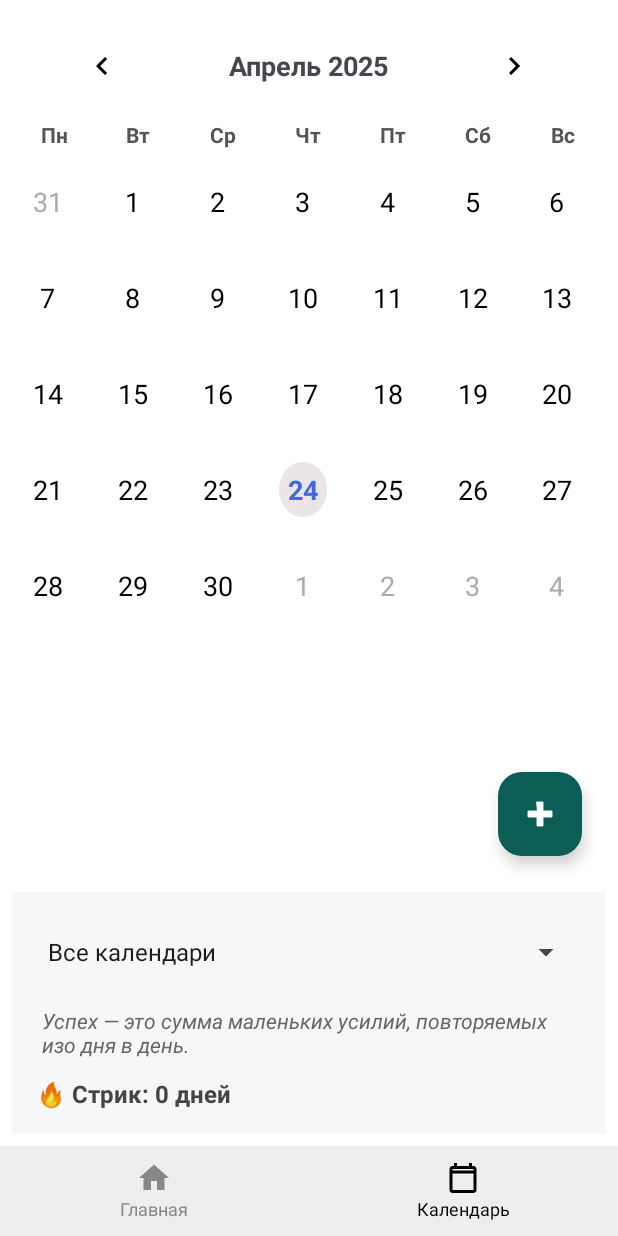
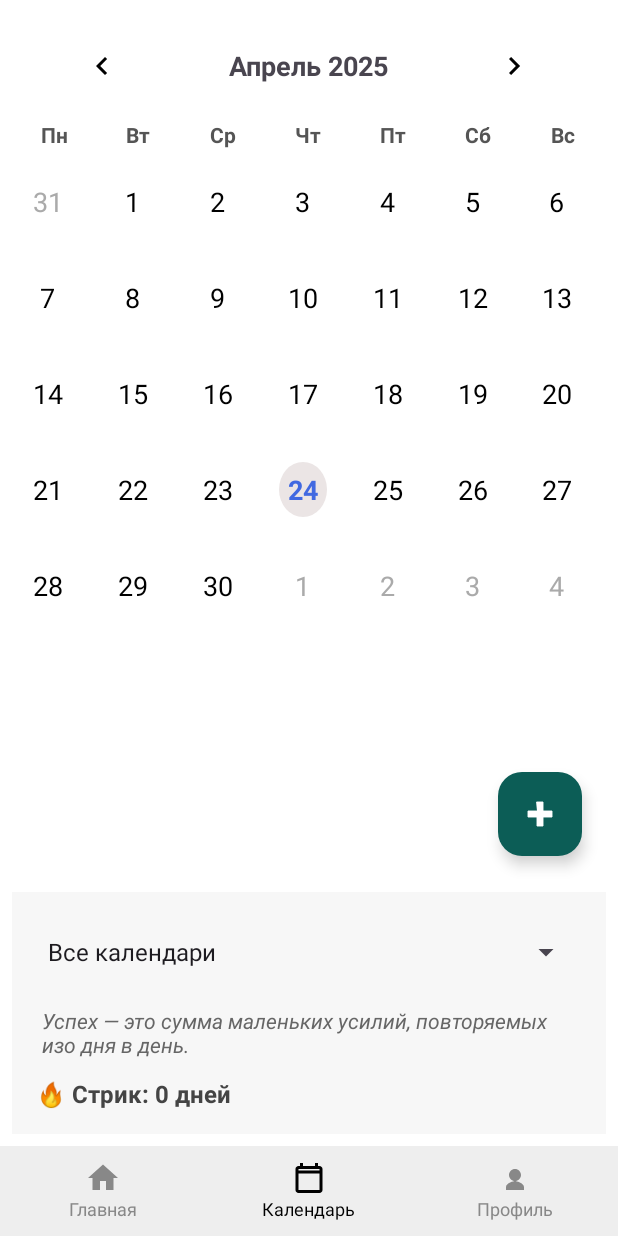
Before and after one commit to DanielPensif/Calendar, an Android app: the screen it shows after launch (MainActivity), after a tap on "Календарь", on a phone screen of 412 x 824 dp. Run offline under Robolectric (Android 15) with nearby library versions, the phone set to English and light mode, and no system bars; our stand-ins replace Room's generated code; 1 statement that could not run was skipped.

Commit message:
+ Начало работы над профилем

```diff
--- a/app/src/main/AndroidManifest.xml
+++ b/app/src/main/AndroidManifest.xml
@@ -19,9 +19,6 @@
             android:name=".DayDetailsActivity"
             android:exported="false" />
         <activity
-            android:name=".DayInfoFull"
-            android:exported="false" />
-        <activity
             android:name=".MainActivity"
             android:exported="true">
             <intent-filter>
--- a/app/src/main/java/com/example/Kalendar/MainActivity.java
+++ b/app/src/main/java/com/example/Kalendar/MainActivity.java
@@ -1,15 +1,19 @@
 package com.example.Kalendar;
 
-import android.graphics.*;
+import android.graphics.Color;
 import android.os.Bundle;
 import android.util.Log;
-import android.widget.*;
+import android.widget.ImageView;
+import android.widget.LinearLayout;
+import android.widget.TextView;
+
 import androidx.appcompat.app.AppCompatActivity;
 import androidx.fragment.app.Fragment;
 
 import com.example.Kalendar.db.AppDatabase;
 import com.example.Kalendar.fragments.CalendarFragment;
 import com.example.Kalendar.fragments.HomeFragment;
+import com.example.Kalendar.fragments.ProfileFragment;
 import com.example.Kalendar.models.CalendarEntity;
 import com.example.Kalendar.models.DayEntity;
 
@@ -18,37 +22,39 @@ import java.util.List;
 
 public class MainActivity extends AppCompatActivity {
 
-    private ImageView navHomeIcon, navCalendarIcon;
-    private TextView navHome, navCalendar;
-
-    private AppDatabase db;  // Room Database
+    private ImageView navHomeIcon, navCalendarIcon, navProfileIcon;
+    private TextView navHome, navCalendar, navProfile;
+    private AppDatabase db;
 
     @Override
     protected void onCreate(Bundle savedInstanceState) {
         super.onCreate(savedInstanceState);
 
-        Thread.setDefaultUncaughtExceptionHandler((thread, throwable) -> {
-            Log.e("FATAL", "UNCAUGHT ERROR", throwable);
-        });
-
+        Thread.setDefaultUncaughtExceptionHandler((thread, throwable) ->
+                Log.e("FATAL", "UNCAUGHT ERROR", throwable)
+        );
         com.jakewharton.threetenabp.AndroidThreeTen.init(this);
 
         setContentView(R.layout.activity_main);
 
-        LinearLayout navHomeContainer = findViewById(R.id.nav_home_container);
+        // Кнопки навигации
+        LinearLayout navHomeContainer     = findViewById(R.id.nav_home_container);
         LinearLayout navCalendarContainer = findViewById(R.id.nav_calendar_container);
-        navHome = findViewById(R.id.nav_home);
+        LinearLayout navProfileContainer  = findViewById(R.id.nav_profile_container);
+
+        navHome     = findViewById(R.id.nav_home);
         navCalendar = findViewById(R.id.nav_calendar);
-        navHomeIcon = findViewById(R.id.nav_home_icon);
+        navProfile  = findViewById(R.id.nav_profile);
+
+        navHomeIcon     = findViewById(R.id.nav_home_icon);
         navCalendarIcon = findViewById(R.id.nav_calendar_icon);
+        navProfileIcon  = findViewById(R.id.nav_profile_icon);
 
-        // Получаем ссылку на Room DB
+        // Room
         db = AppDatabase.getDatabase(this);
-
-        // Пример: создаём день на сегодня (потом перенесём в CalendarFragment)
         initTodayIfNotExists();
 
-        // Загрузка стартового фрагмента
+        // Стартовый фрагмент
         selectTab("home");
         loadFragment(new HomeFragment());
 
@@ -56,25 +62,39 @@ public class MainActivity extends AppCompatActivity {
             selectTab("home");
             loadFragment(new HomeFragment());
         });
-
         navCalendarContainer.setOnClickListener(v -> {
             selectTab("calendar");
             loadFragment(new CalendarFragment());
         });
+        navProfileContainer.setOnClickListener(v -> {
+            selectTab("profile");
+            loadFragment(new ProfileFragment());
+        });
     }
 
     private void selectTab(String tab) {
-        navHome.setTextColor(Color.parseColor("#888888"));
-        navCalendar.setTextColor(Color.parseColor("#888888"));
-        navHomeIcon.setColorFilter(Color.parseColor("#888888"));
-        navCalendarIcon.setColorFilter(Color.parseColor("#888888"));
+        int inactive = Color.parseColor("#888888");
+        navHome.setTextColor(inactive);
+        navCalendar.setTextColor(inactive);
+        navProfile.setTextColor(inactive);
+        navHomeIcon.setColorFilter(inactive);
+        navCalendarIcon.setColorFilter(inactive);
+        navProfileIcon.setColorFilter(inactive);
 
-        if (tab.equals("home")) {
-            navHome.setTextColor(Color.BLACK);
-            navHomeIcon.setColorFilter(Color.BLACK);
-        } else if (tab.equals("calendar")) {
-            navCalendar.setTextColor(Color.BLACK);
-            navCalendarIcon.setColorFilter(Color.BLACK);
+        int active = Color.BLACK;
+        switch (tab) {
+            case "home":
+                navHome.setTextColor(active);
+                navHomeIcon.setColorFilter(active);
+                break;
+            case "calendar":
+                navCalendar.setTextColor(active);
+                navCalendarIcon.setColorFilter(active);
+                break;
+            case "profile":
+                navProfile.setTextColor(active);
+                navProfileIcon.setColorFilter(active);
+                break;
         }
     }
 
@@ -87,40 +107,39 @@ public class MainActivity extends AppCompatActivity {
 
     private void initTodayIfNotExists() {
         new Thread(() -> {
-            // 1. Получаем или создаём календарь по умолчанию
             List<CalendarEntity> all = db.calendarDao().getAll();
             int calendarId;
-
             if (all.isEmpty()) {
-                CalendarEntity calendar = new CalendarEntity("Календарь по умолчанию", System.currentTimeMillis(), "#67BA80");
-                calendarId = (int) db.calendarDao().insert(calendar);
+                CalendarEntity cal = new CalendarEntity(
+                        "Календарь по умолчанию",
+                        System.currentTimeMillis(),
+                        "#67BA80"
+                );
+                calendarId = (int) db.calendarDao().insert(cal);
             } else {
                 calendarId = all.get(0).id;
             }
 
-            // 2. Инициализируем день
-            long timestamp = getTodayMidnightTimestamp();
-            DayEntity day = db.dayDao().getByTimestampAndCalendarId(timestamp, calendarId);
-
+            long ts = getTodayMidnightTimestamp();
+            DayEntity day = db.dayDao().getByTimestampAndCalendarId(ts, calendarId);
             if (day == null) {
                 day = new DayEntity();
-                day.timestamp = timestamp;
+                day.timestamp = ts;
                 day.calendarId = calendarId;
                 long id = db.dayDao().insert(day);
-                Log.d("DB", "Создан день с id = " + id);
+                Log.d("DB", "Создан день id=" + id);
             } else {
-                Log.d("DB", "День уже существует: id = " + day.id);
+                Log.d("DB", "День уже есть id=" + day.id);
             }
         }).start();
     }
 
-
     private long getTodayMidnightTimestamp() {
         Calendar c = Calendar.getInstance();
-        c.set(Calendar.HOUR_OF_DAY, 0);
-        c.set(Calendar.MINUTE, 0);
-        c.set(Calendar.SECOND, 0);
-        c.set(Calendar.MILLISECOND, 0);
+        c.set(Calendar.HOUR_OF_DAY,   0);
+        c.set(Calendar.MINUTE,        0);
+        c.set(Calendar.SECOND,        0);
+        c.set(Calendar.MILLISECOND,   0);
         return c.getTimeInMillis();
     }
 }
--- a/app/src/main/java/com/example/Kalendar/fragments/CompleteTaskDialogFragment.java
+++ b/app/src/main/java/com/example/Kalendar/fragments/CompleteTaskDialogFragment.java
@@ -125,7 +125,7 @@ public class CompleteTaskDialogFragment extends DialogFragment {
         }).start();
 
         AlertDialog.Builder builder = new AlertDialog.Builder(requireContext());
-        builder.setTitle("Завершение задачи");
+        // завершение задачи
         builder.setView(view);
         builder.setPositiveButton("Сохранить", null);  // мы перехватим вручную
         builder.setNegativeButton("Отмена", null);
--- /dev/null
+++ b/app/src/main/res/drawable/ic_profile.xml
@@ -0,0 +1,22 @@
+<?xml version="1.0" encoding="utf-8"?>
+<vector xmlns:android="http://schemas.android.com/apk/res/android"
+    android:width="48dp"
+    android:height="48dp"
+    android:viewportWidth="24"
+    android:viewportHeight="24">
+    <path
+        android:name="person_silhouette"
+        android:pathData="M12,14
+                          c2.21,0 4,-1.79 4,-4
+                          s-1.79,-4 -4,-4
+                          s-4,1.79 -4,4
+                          s1.79,4 4,4
+                          z
+                          M6,18
+                          c0,-2.66 5.33,-4 6,-4
+                          s6,1.34 6,4
+                          v2
+                          H6
+                          V18z"
+        android:fillColor="#000000"/>
+</vector>
--- /dev/null
+++ b/app/src/main/res/drawable/ic_profile_placeholder.xml
@@ -0,0 +1,4 @@
+<?xml version="1.0" encoding="utf-8"?>
+<selector xmlns:android="http://schemas.android.com/apk/res/android">
+
+</selector>
--- /dev/null
+++ b/app/src/main/res/drawable/profile_image_circle.xml
@@ -0,0 +1,4 @@
+<?xml version="1.0" encoding="utf-8"?>
+<selector xmlns:android="http://schemas.android.com/apk/res/android">
+
+</selector>
--- a/app/src/main/res/layout/activity_main.xml
+++ b/app/src/main/res/layout/activity_main.xml
@@ -1,46 +1,42 @@
 <LinearLayout xmlns:android="http://schemas.android.com/apk/res/android"
-    xmlns:app="http://schemas.android.com/apk/res-auto"
     android:orientation="vertical"
     android:layout_width="match_parent"
     android:layout_height="match_parent">
 
+    <!-- Контейнер для фрагментов -->
     <FrameLayout
         android:id="@+id/fragment_container"
         android:layout_width="match_parent"
         android:layout_height="0dp"
         android:layout_weight="1" />
 
-    <!-- Нижняя панель -->
+    <!-- Нижняя навигация -->
     <LinearLayout
         android:id="@+id/bottom_nav"
         android:layout_width="match_parent"
         android:layout_height="60dp"
         android:background="#EEEEEE"
         android:orientation="horizontal"
-        android:weightSum="2">
+        android:weightSum="3">
 
         <!-- Главная -->
         <LinearLayout
             android:id="@+id/nav_home_container"
             android:layout_width="0dp"
+            android:layout_weight="1"
             android:layout_height="match_parent"
-            android:layout_weight="1"
-            android:orientation="vertical"
-            android:gravity="center">
-
+            android:gravity="center"
+            android:orientation="vertical">
             <ImageView
                 android:id="@+id/nav_home_icon"
                 android:layout_width="24dp"
                 android:layout_height="24dp"
-                android:src="@drawable/ic_home"
-                app:tint="@color/black" />
-
+                android:src="@drawable/ic_home" />
             <TextView
                 android:id="@+id/nav_home"
                 android:layout_width="wrap_content"
                 android:layout_height="wrap_content"
                 android:text="Главная"
-                android:textColor="@color/black"
                 android:textSize="12sp"/>
         </LinearLayout>
 
@@ -48,25 +44,43 @@
         <LinearLayout
             android:id="@+id/nav_calendar_container"
             android:layout_width="0dp"
+            android:layout_weight="1"
             android:layout_height="match_parent"
-            android:layout_weight="1"
-            android:orientation="vertical"
-            android:gravity="center">
-
+            android:gravity="center"
+            android:orientation="vertical">
             <ImageView
                 android:id="@+id/nav_calendar_icon"
                 android:layout_width="24dp"
                 android:layout_height="24dp"
-                android:src="@drawable/ic_calendar"
-                app:tint="#888888" />
-
+                android:src="@drawable/ic_calendar" />
             <TextView
                 android:id="@+id/nav_calendar"
                 android:layout_width="wrap_content"
                 android:layout_height="wrap_content"
                 android:text="Календарь"
-                android:textColor="#888888"
                 android:textSize="12sp"/>
         </LinearLayout>
+
+        <!-- Профиль -->
+        <LinearLayout
+            android:id="@+id/nav_profile_container"
+            android:layout_width="0dp"
+            android:layout_weight="1"
+            android:layout_height="match_parent"
+            android:gravity="center"
+            android:orientation="vertical">
+            <ImageView
+                android:id="@+id/nav_profile_icon"
+                android:layout_width="24dp"
+                android:layout_height="24dp"
+                android:src="@drawable/ic_profile" />
+            <TextView
+                android:id="@+id/nav_profile"
+                android:layout_width="wrap_content"
+                android:layout_height="wrap_content"
+                android:text="Профиль"
+                android:textSize="12sp"/>
+        </LinearLayout>
+
     </LinearLayout>
 </LinearLayout>
--- a/app/src/main/res/layout/item_task_section_header.xml
+++ b/app/src/main/res/layout/item_task_section_header.xml
@@ -6,4 +6,5 @@
     android:text="Выполненные задачи"
     android:textSize="14sp"
     android:textStyle="bold"
-    android:textColor="#666666"/>
+    android:textColor="#666666"
+    android:background="@color/white"/>
--- a/app/src/main/res/values/strings.xml
+++ b/app/src/main/res/values/strings.xml
@@ -1,5 +1,3 @@
 <resources>
     <string name="app_name">Календарь задач</string>
-    <!-- TODO: Remove or change this placeholder text -->
-    <string name="hello_blank_fragment">Hello blank fragment</string>
 </resources>
```
Also changed, not shown: app/src/main/java/com/example/Kalendar/fragments/ProfileFragment.java (added, +52 -0 lines), app/src/main/res/layout/dialog_complete_task.xml (+30 -11 lines), app/src/main/res/layout/fragment_profile.xml (added, +75 -0 lines).
